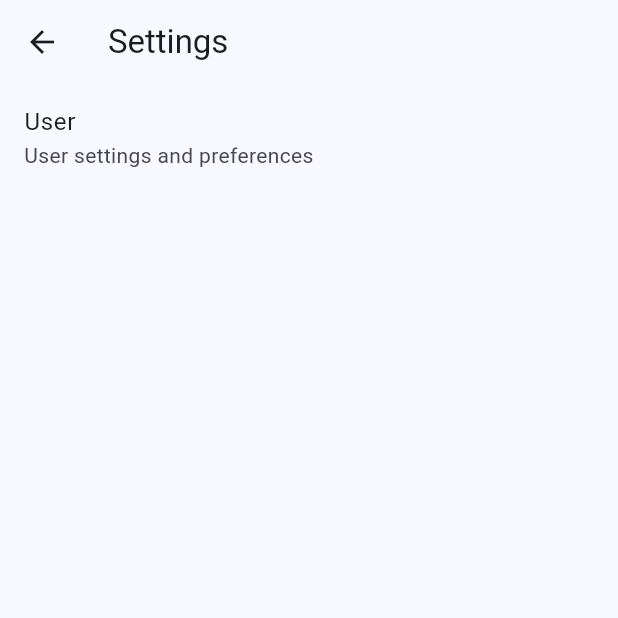
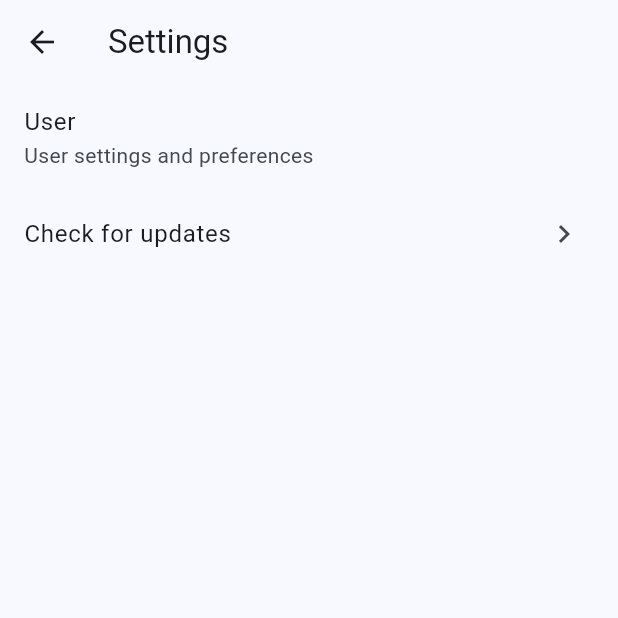
Before and after one commit to Yiyue345/just-for-fun, a Flutter app: the SettingsPage screen opened directly, on a phone screen of 412 x 824 dp, the top half of it. Run offline on Flutter 3.47's test engine with Material 3 defaults, Android fonts, the light colour scheme and no system bars; our stand-ins replace fluttertoast, get, package_info_plus, supabase_flutter; accounts and stored records are empty.

Commit message:
:sparkles: 可以检查更新了哈哈哈哈哈

```diff
--- a/lib/ui/pages/main_page.dart
+++ b/lib/ui/pages/main_page.dart
@@ -39,6 +39,7 @@ class _MainPageState extends State<MainPage> {
     _pageController = PageController(initialPage: _selectedIndex);
     Get.put(UserController());
     Get.put(FeedItemController());
+    Get.put(SettingsController());
   }
 
   @override
--- a/lib/ui/pages/settings_page/settings_page.dart
+++ b/lib/ui/pages/settings_page/settings_page.dart
@@ -1,9 +1,16 @@
 import 'package:flutter/material.dart';
+import 'package:fluttertoast/fluttertoast.dart';
+import 'package:get/get.dart';
+import 'package:go_deeper/core/network/update.dart';
+
+class SettingsController extends GetxController {
+  final checkingUpdate = false.obs;
+}
 
 class SettingsPage extends StatelessWidget {
   @override
   Widget build(BuildContext context) {
-
+    final settingsController = Get.find<SettingsController>();
     return Scaffold(
       appBar: AppBar(
         title: Text('Settings'),
@@ -18,6 +25,27 @@ class SettingsPage extends StatelessWidget {
             onTap: () {
 
             }
+          ),
+          ListTile(
+            title: Text('Check for updates'),
+            onTap: () async {
+              Fluttertoast.showToast(msg: 'Checking for updates...');
+              settingsController.checkingUpdate.value = true;
+              bool update = await checkForUpdate();
+              settingsController.checkingUpdate.value = false;
+              Fluttertoast.showToast(msg: update.toString());
+            },
+            trailing: Obx(() {
+              if (settingsController.checkingUpdate.value) {
+                return SizedBox(
+                  width: 20,
+                  height: 20,
+                  child: CircularProgressIndicator(strokeWidth: 2),
+                );
+              } else {
+                return Icon(Icons.chevron_right);
+              }
+            }),
           )
         ],
       ),
```
Also changed, not shown: lib/core/network/update.dart (added, +16 -0 lines).
